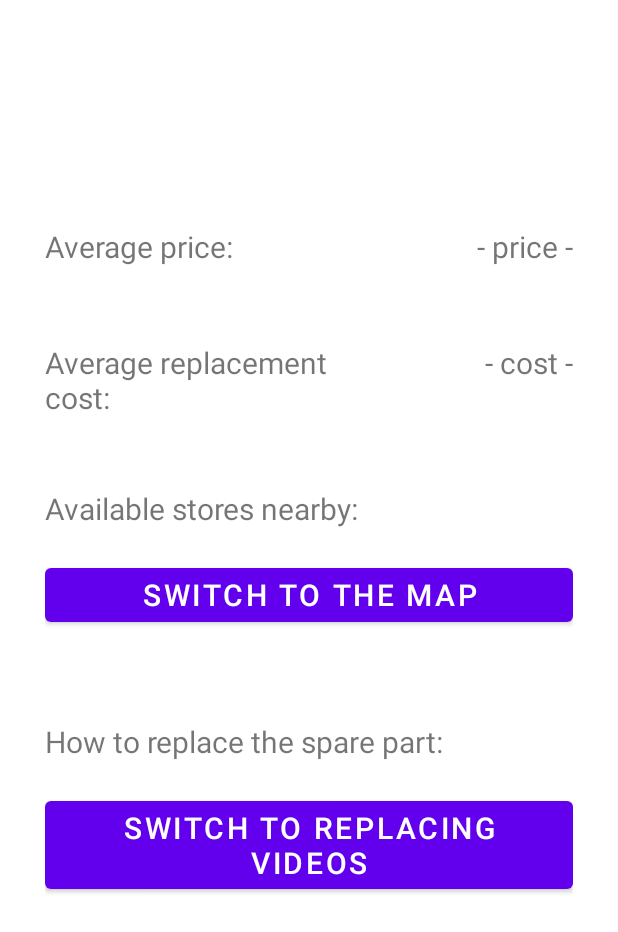
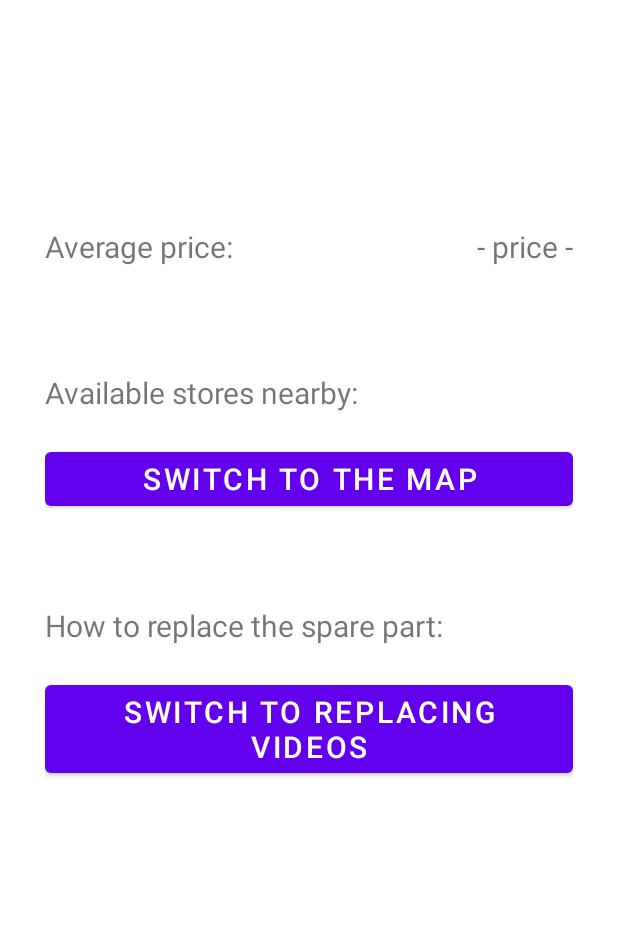
Before and after one commit to AnupamaBalasooriya98/SparePartsPricePredictionApp, an Android app: the layout activity_display_price.xml on its own in the app's theme, with its tools: preview values and no code run, on a phone screen of 412 x 824 dp. Shown: the top 932 px of the screen. Run offline under Robolectric (Android 15) with nearby library versions, the phone set to English and light mode, and no system bars; network calls fail.

Commit message:
remove average replacement cost

```diff
--- a/app/build.gradle
+++ b/app/build.gradle
@@ -44,4 +44,5 @@ dependencies {
     implementation 'com.pierfrancescosoffritti.androidyoutubeplayer:core:10.0.5'
 
     implementation 'com.android.volley:volley:1.2.1'
+
 }
--- a/app/src/main/java/com/sliit/backupproject/spareparts/DisplayPriceActivity.java
+++ b/app/src/main/java/com/sliit/backupproject/spareparts/DisplayPriceActivity.java
@@ -18,6 +18,7 @@ public class DisplayPriceActivity extends AppCompatActivity {
 
     private Button btn_map;
     private Button btn_videos;
+    private TextView avgPrice;
 
     private String model;
     private String type;
@@ -60,6 +61,9 @@ public class DisplayPriceActivity extends AppCompatActivity {
         topic = findViewById(R.id.txt_spare_part_name);
         topic.setText(model + " " + type + " " + part + " for the year of " + year);
 
+        avgPrice = findViewById(R.id.txt_avg_price);
+        avgPrice.setText("35 375.00");
+
     }
 
     private void getUrl(String s) {
--- a/app/src/main/res/layout/activity_display_price.xml
+++ b/app/src/main/res/layout/activity_display_price.xml
@@ -51,34 +51,13 @@
                 android:layout_height="wrap_content">
             </TextView>
 
-            <!-- Display average replacement cost -->
-            <TextView
-                android:text="Average replacement\ncost:"
-                android:textSize="20dp"
-                android:layout_marginTop="50dp"
-                android:layout_below="@id/txt_avg_price"
-                android:layout_width="wrap_content"
-                android:layout_height="wrap_content">
-            </TextView>
-
-            <TextView
-                android:id="@+id/txt_avg_replacement_cost"
-                android:text="- cost -"
-                android:textSize="20dp"
-                android:layout_alignParentRight="true"
-                android:layout_marginTop="50dp"
-                android:layout_below="@id/txt_avg_price"
-                android:layout_width="wrap_content"
-                android:layout_height="wrap_content">
-            </TextView>
-
             <!-- Display stores in google map -->
             <TextView
                 android:id="@+id/txt_stores"
                 android:text="Available stores nearby:"
                 android:textSize="20dp"
                 android:layout_marginTop="70dp"
-                android:layout_below="@id/txt_avg_replacement_cost"
+                android:layout_below="@id/txt_avg_price"
                 android:layout_width="wrap_content"
                 android:layout_height="wrap_content">
             </TextView>
```
Also changed, not shown: app/src/main/java/com/sliit/backupproject/spareparts/StoresListActivity.java (+3 -4 lines).
